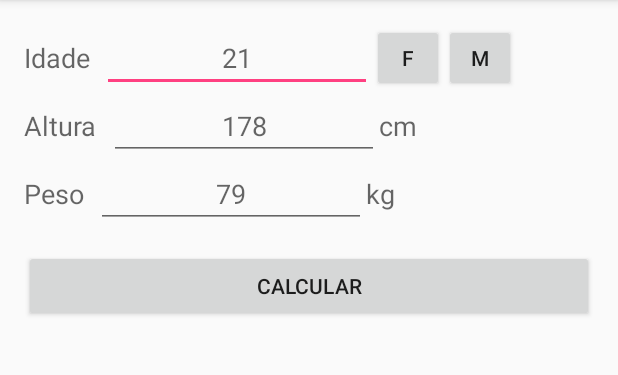
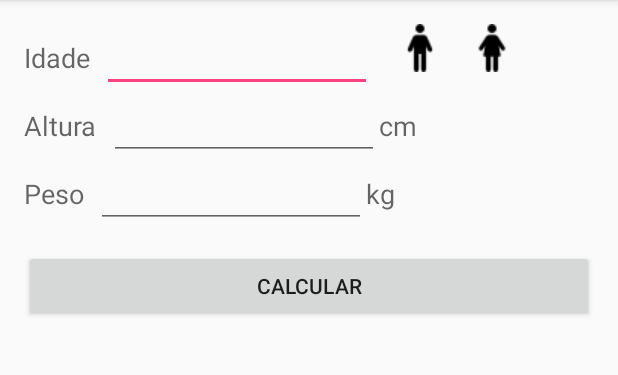
Before and after one commit to FabricaAppU9/Espirometria, an Android app: the screen it shows after launch (MainActivity), on a phone screen of 412 x 824 dp, the part 84-459 px from its top. Run offline under Robolectric (Android 15) with nearby library versions, the phone set to English and light mode, and no system bars.

Commit message:
Dev - Design Android para celular #40: - Adicionado botões para definição de gênero;

```diff
--- a/ProCalc/app/src/main/java/espirometria/fabricaapp/uninove/com/br/procalc/helper/HomeActivityHelper.java
+++ b/ProCalc/app/src/main/java/espirometria/fabricaapp/uninove/com/br/procalc/helper/HomeActivityHelper.java
@@ -3,6 +3,7 @@ package espirometria.fabricaapp.uninove.com.br.procalc.helper;
 import android.app.Activity;
 import android.widget.Button;
 import android.widget.EditText;
+import android.widget.RadioButton;
 
 import espirometria.fabricaapp.uninove.com.br.procalc.R;
 import espirometria.fabricaapp.uninove.com.br.procalc.activities.MainActivity;
@@ -16,6 +17,7 @@ public class HomeActivityHelper {
     private  EditText txtAltura;
     private  EditText txtIdade;
     private  EditText txtPeso;
+    private  Character strGenero;
 
     private Pessoa pessoa;
 
@@ -23,6 +25,7 @@ public class HomeActivityHelper {
         txtAltura = (EditText) activity.findViewById(R.id.txtAltura);
         txtIdade = (EditText) activity.findViewById(R.id.txtIdade);
         txtPeso = (EditText) activity.findViewById(R.id.txtPeso);
+        strGenero = activity.genero;
         pessoa = new Pessoa();
     }
 
@@ -37,6 +40,7 @@ public class HomeActivityHelper {
         pessoa.setAltura(Double.parseDouble(txtAltura.getText().toString()));
         pessoa.setIdade(Integer.parseInt(txtIdade.getText().toString()));
         pessoa.setMassa(Double.parseDouble(txtPeso.getText().toString()));
+        pessoa.setSexo(strGenero);
         return pessoa;
     }
 
--- a/ProCalc/app/src/main/res/layout/activity_main.xml
+++ b/ProCalc/app/src/main/res/layout/activity_main.xml
@@ -29,26 +29,34 @@
             android:layout_width="180dp"
             android:layout_height="wrap_content"
             android:layout_marginLeft="8dp"
-            android:hint="@string/hint_idade"
             android:layout_centerInParent="true"
             android:gravity="center_horizontal"
-            android:inputType="textCapWords|textPersonName"
+            android:inputType="number"
             android:singleLine="true" />
 
-        <Button
-            style="?android:attr/buttonStyleSmall"
+        <RadioGroup
             android:layout_width="wrap_content"
-            android:layout_height="match_parent"
-            android:text="F"
-            android:id="@+id/btnFemale" />
+            android:layout_height="wrap_content"
+            android:orientation="horizontal">
+            <RadioButton
+                android:button="@null"
+                android:background="@mipmap/masculine_unchecked"
+                android:layout_width="wrap_content"
+                android:layout_height="wrap_content"
+                android:id="@+id/btnMasc"
+                android:layout_marginLeft="16dp"
+                android:layout_marginRight="16dp"
+                android:onClick="onRadioButtonClicked"/>
 
-        <Button
-            style="?android:attr/buttonStyleSmall"
-            android:layout_width="wrap_content"
-            android:layout_height="match_parent"
-            android:text="M"
-            android:id="@+id/btnMale" />
+            <RadioButton
+                android:button="@null"
+                android:background="@mipmap/female_unchecked"
+                android:layout_width="wrap_content"
+                android:layout_height="wrap_content"
+                android:id="@+id/btnFem"
+                android:onClick="onRadioButtonClicked"/>
 
+        </RadioGroup>
     </LinearLayout>
 
     <!-- Campo Altura -->
@@ -75,10 +83,9 @@
             android:layout_height="wrap_content"
             android:layout_marginLeft="8dp"
             android:id="@+id/txtAltura"
-            android:hint="@string/hint_Altura"
             android:layout_centerInParent="true"
             android:gravity="center_horizontal"
-            android:inputType="textCapWords|textPersonName" />
+            android:inputType="numberDecimal" />
 
         <TextView
             android:layout_width="wrap_content"
@@ -110,7 +117,6 @@
             android:layout_height="wrap_content"
             android:layout_marginLeft="8dp"
             android:id="@+id/txtPeso"
-            android:hint="@string/hint_Peso"
             android:layout_centerInParent="true"
             android:gravity="center_horizontal"
             android:inputType="number"/>
@@ -140,4 +146,5 @@
     </LinearLayout>
 
 
+
 </RelativeLayout>
--- a/ProCalc/app/src/main/res/values/styles.xml
+++ b/ProCalc/app/src/main/res/values/styles.xml
@@ -17,4 +17,8 @@
 
     <style name="AppTheme.PopupOverlay" parent="ThemeOverlay.AppCompat.Light" />
 
+    <style name="MyRadioButtonStyle" parent="@android:style/Widget.CompoundButton.RadioButton">
+        <item name="android:button">@mipmap/masculine_unchecked</item>
+    </style>
+
 </resources>
```
Also changed, not shown: ProCalc/app/src/main/java/espirometria/fabricaapp/uninove/com/br/procalc/activities/MainActivity.java (+29 -0 lines), ProCalc/app/src/main/res/mipmap-mdpi/female_checked.png (added), ProCalc/app/src/main/res/mipmap-mdpi/female_unchecked.png (added), ProCalc/app/src/main/res/mipmap-mdpi/female_unchecked_old.png (added), ProCalc/app/src/main/res/mipmap-mdpi/masculine.png (added), ProCalc/app/src/main/res/mipmap-mdpi/masculine_checked.png (added), ProCalc/app/src/main/res/mipmap-mdpi/masculine_unchecked.png (added), ProCalc/app/src/main/res/mipmap-mdpi/masculine_unchecked_old.png (added).
